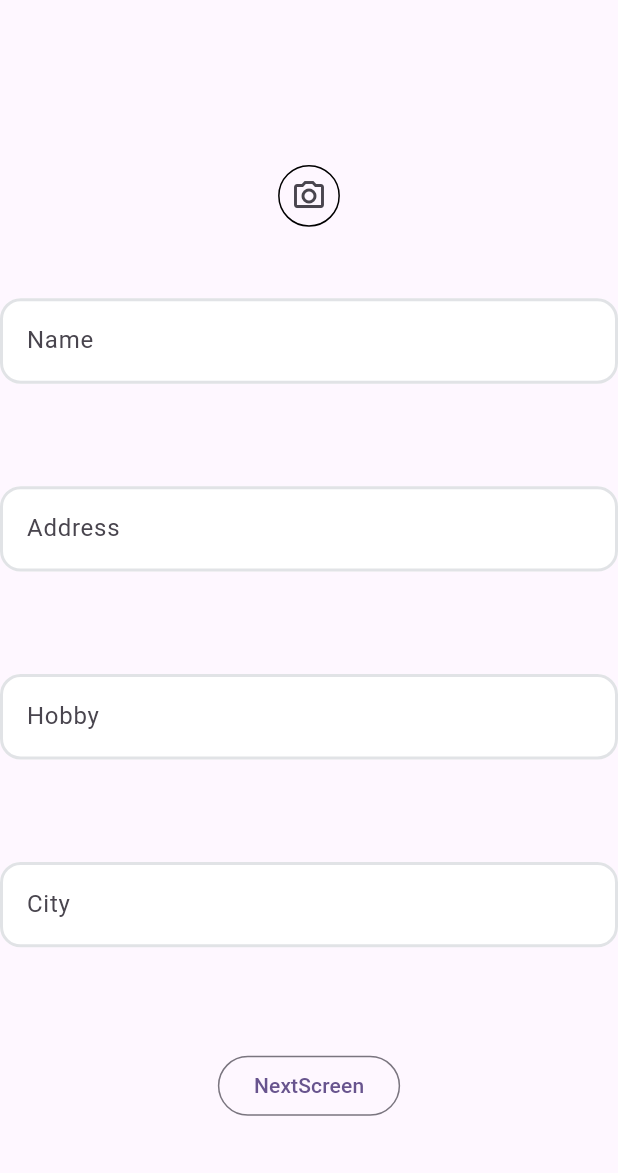
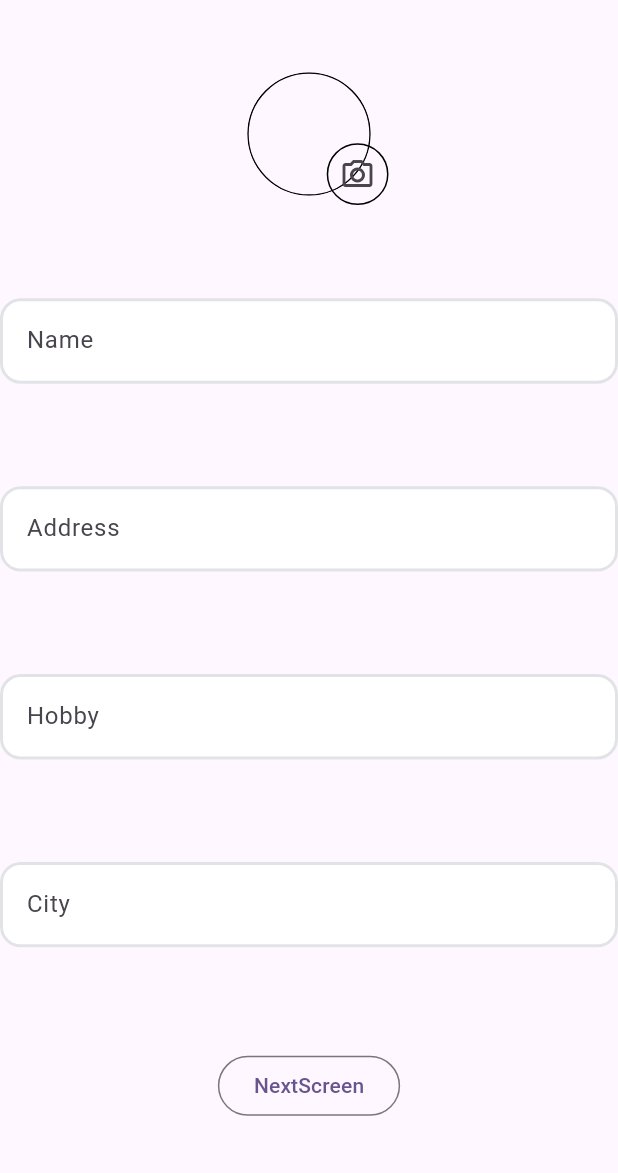
Before and after one commit to panchaniurvisha/gallery_app, a Flutter app: the screen it shows after launch, on a phone screen of 412 x 824 dp, the part 63-1236 px from its top. Run offline on Flutter 3.47's test engine with Material 2 defaults, Android fonts, the phone set to English and light mode, and no system bars; our stand-ins replace image_picker, shared_preferences.

Commit message:
"9/5/2023"

```diff
--- a/lib/main.dart
+++ b/lib/main.dart
@@ -1,5 +1,5 @@
 import 'package:flutter/material.dart';
-import 'package:gallery_app/view/sharepreference/set_data_sharepreference.dart';
+import 'package:gallery_app/view/picker_image_screen.dart';
 
 void main() {
   runApp(const MyApp());
@@ -18,6 +18,6 @@ class MyApp extends StatelessWidget {
           useMaterial3: true,
         ),
         debugShowCheckedModeBanner: false,
-        home: const SetDataSharePreference());
+        home: const PickerImageScreen());
   }
 }
--- a/lib/view/display_image.dart
+++ b/lib/view/display_image.dart
@@ -25,11 +25,15 @@ class DisplayImage extends StatelessWidget {
               borderRadius: BorderRadius.circular(height(context) / 10),
               child: Container(
                   height: height(context) / 10,
+                  width: height(context) / 10,
                   decoration: BoxDecoration(
                     shape: BoxShape.circle,
                     border: Border.all(color: Colors.black),
                   ),
-                  child: Image.file(File(userModel.imagePath.toString()))),
+                  child: Image.file(
+                    File(userModel.imagePath.toString()),
+                    fit: BoxFit.fill,
+                  )),
             ),
             AppContainer(
               widget: Text('Name: ${userModel.name}'),
--- a/lib/view/picker_image_screen.dart
+++ b/lib/view/picker_image_screen.dart
@@ -36,19 +36,23 @@ class _PickerImageScreenState extends State<PickerImageScreen> {
           mainAxisAlignment: MainAxisAlignment.spaceAround,
           children: [
             Stack(
-              alignment: const Alignment(0, 2),
+              alignment: const Alignment(2, 1.3),
               children: [
                 ClipRRect(
                   borderRadius: BorderRadius.circular(height(context) / 10),
                   clipBehavior: Clip.antiAlias,
                   child: Container(
                       height: height(context) / 10,
+                      width: height(context) / 10,
                       decoration: BoxDecoration(
                         border: Border.all(color: Colors.black),
                         shape: BoxShape.circle,
                       ),
                       child: pickImage != null
-                          ? Image.file(pickImage!)
+                          ? Image.file(
+                              pickImage!,
+                              fit: BoxFit.fill,
+                            )
                           : const SizedBox()),
                 ),
                 Container(
```
